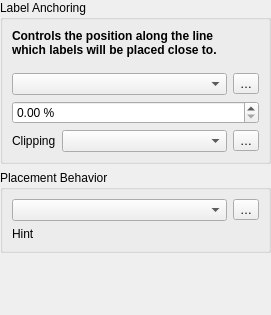
Old version of the form src/ui/labeling/qgslabellineanchorwidgetbase.ui in the repository qgis/QGIS.
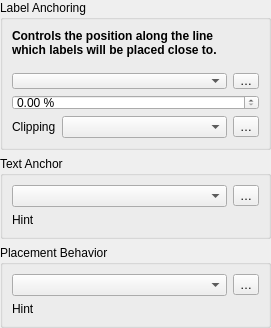
New version of the form. Custom widgets are drawn as their Qt base class.

Commit message:
[feature][labeling] Expose control of what part of text (start, middle or end) of line labels corresponds to the anchor position
Previously labels would always be centered over the anchor position
of lines (unless it was a curved label, in which case it was the
start of the lable!) This is limiting (and inconsistent) for some
placements, where it is preferable to e.g. line up the end
of the label text with a specific point on the line

```diff
--- a/src/ui/labeling/qgslabellineanchorwidgetbase.ui
+++ b/src/ui/labeling/qgslabellineanchorwidgetbase.ui
@@ -90,6 +90,35 @@
     </widget>
    </item>
    <item row="1" column="0" colspan="2">
+    <widget class="QGroupBox" name="groupBox_3">
+     <property name="title">
+      <string>Text Anchor</string>
+     </property>
+     <layout class="QGridLayout" name="gridLayout_5">
+      <item row="0" column="0">
+       <widget class="QComboBox" name="mAnchorTextPointComboBox"/>
+      </item>
+      <item row="0" column="1">
+       <widget class="QgsPropertyOverrideButton" name="mAnchorTextPointDDBtn">
+        <property name="text">
+         <string>…</string>
+        </property>
+       </widget>
+      </item>
+      <item row="1" column="0" colspan="2">
+       <widget class="QLabel" name="mAnchorTextPointHintLabel">
+        <property name="text">
+         <string>Hint</string>
+        </property>
+        <property name="wordWrap">
+         <bool>true</bool>
+        </property>
+       </widget>
+      </item>
+     </layout>
+    </widget>
+   </item>
+   <item row="2" column="0" colspan="2">
     <widget class="QGroupBox" name="groupBox_2">
      <property name="title">
       <string>Placement Behavior</string>
```
The commit also changes 12 other files.
